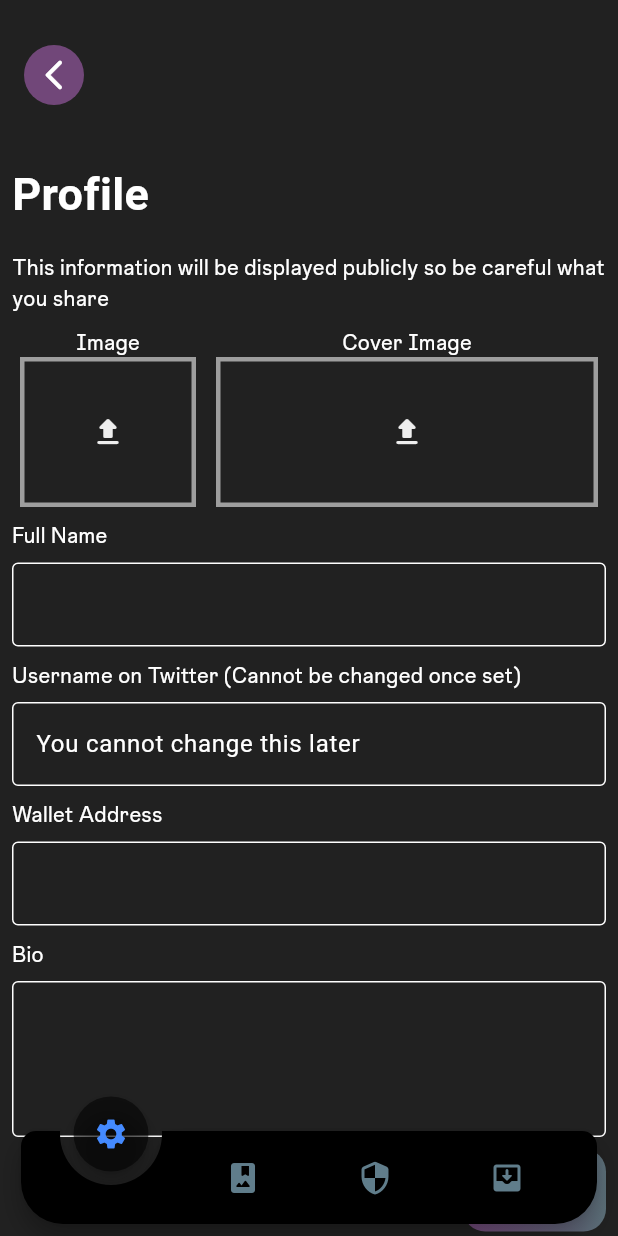
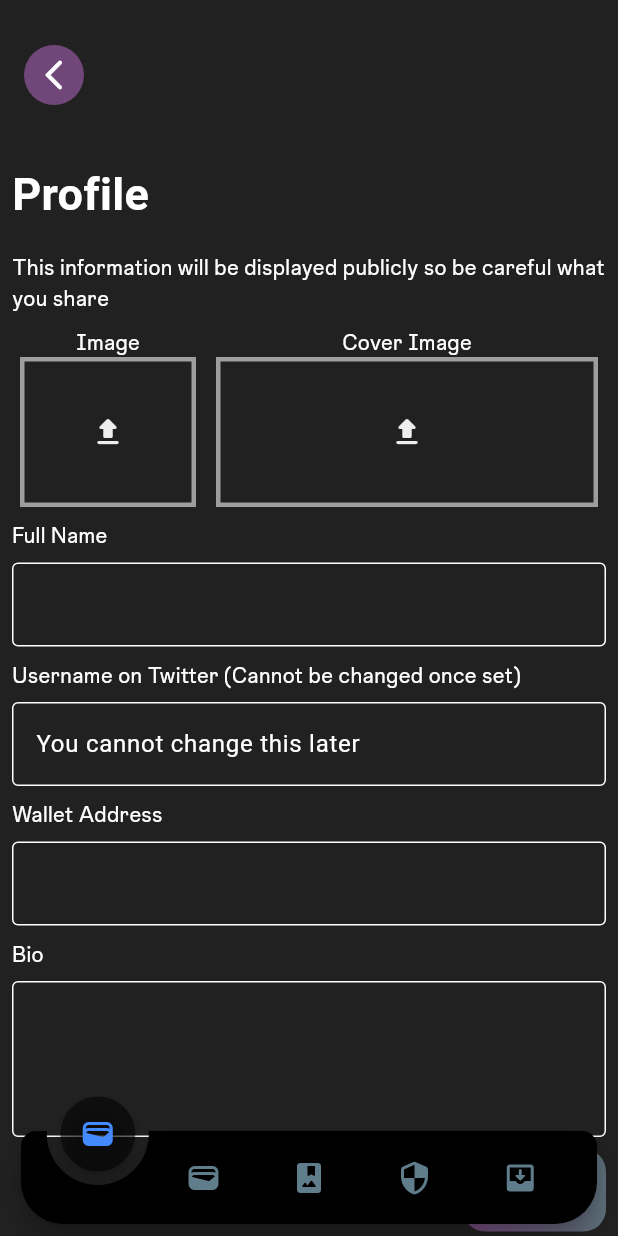
Before and after one commit to DevionStudios/D2D, a Flutter app: the bottomNavBar2 screen opened directly, on a phone screen of 412 x 824 dp. Run offline on Flutter 3.47's test engine with Material 2 defaults, Android fonts, the phone set to English and light mode, and no system bars; drawn by our look-alikes of animated_notch_bottom_bar; our stand-ins replace badges, flutter_chat_bubble, flutter_otp_text_field, flutter_secure_storage, fluttertoast, font_awesome_flutter and 8 more; missing offline and left inert: chat_gpt_sdk, circular_reveal_animation, flutter_carousel_slider, flutter_ipfs, flutter_secure_storage_web, swipeable_card_stack and 2 more; accounts and stored records are empty; network calls fail; project files that could hold a hidden picture were left out.

Commit message:
Fixed UI

```diff
--- a/foxxi/lib/components/entry_point2.dart
+++ b/foxxi/lib/components/entry_point2.dart
@@ -1,6 +1,8 @@
 import 'package:animated_notch_bottom_bar/animated_notch_bottom_bar/animated_notch_bottom_bar.dart';
 import 'package:flutter/material.dart';
+import 'package:foxxi/components/donateButton.dart';
 import 'package:foxxi/screens/mint_NFT.dart';
+import 'package:foxxi/screens/wallet_screen.dart';
 // import 'package:flutter_svg/flutter_svg.dart';
 import 'package:provider/provider.dart';
 import '../providers/theme_provider.dart';
@@ -18,11 +20,12 @@ class bottomNavBar2 extends StatefulWidget {
 class _bottomNavBar2State extends State<bottomNavBar2> {
   final _pageController = PageController(initialPage: 0);
 
-  int maxCount = 4;
+  int maxCount = 5;
 
   /// widget list
   final List<Widget> bottomBarPages = [
     ProfileSettings(),
+    WalletWeb(),
     mintNFT(),
     SecuritySettingScreen(),
     TweetMigrationScreen(),
@@ -64,6 +67,16 @@ class _bottomNavBar2State extends State<bottomNavBar2> {
                 const BottomBarItem(
                   inActiveItem: Icon(
                     Icons.settings,
+                    color: Colors.blueGrey,
+                  ),
+                  activeItem: Icon(
+                    Icons.wallet,
+                    color: Colors.blueAccent,
+                  ),
+                ),
+                  const BottomBarItem(
+                  inActiveItem: Icon(
+                    Icons.wallet,
                     color: Colors.blueGrey,
                   ),
                   activeItem: Icon(
--- a/foxxi/lib/screens/profile_screen.dart
+++ b/foxxi/lib/screens/profile_screen.dart
@@ -434,9 +434,9 @@ class _ProfileWidgetState extends State<ProfileWidget>
                                               children: [
                                                 Text(
                                                   widget.isMe
-                                                      ? userProvider.username
-                                                      : widget.user.username
-                                                          .toString(),
+                                                      ? '@${userProvider.username}'
+                                                      : '@${widget.user.username
+                                                          .toString()}',
                                                 ),
                                               ],
                                             ),
--- a/foxxi/lib/widgets/comment_card.dart
+++ b/foxxi/lib/widgets/comment_card.dart
@@ -53,17 +53,17 @@ class CommentCard extends StatelessWidget {
                             style: TextStyle(
                               fontWeight: FontWeight.bold,
                               color:
-                                  isDark ? Colors.grey : Colors.grey.shade300,
+                                  isDark ? Colors.grey.shade400 : Colors.grey.shade300,
                             )),
                         Padding(
                           padding: const EdgeInsets.only(top: 4),
                           child: Text(
                             // DateFormat.yMMMd().format(
                             //   snap.data()['datePublished'].toDate(),
-                            comment!.author.username.toString(),
+                            '@${comment!.author.username.toString()}',
                             style: TextStyle(
                               color:
-                                  isDark ? Colors.grey : Colors.grey.shade300,
+                                  isDark ? Colors.grey.shade500 : Colors.grey.shade400,
                               fontSize: 12,
                               fontWeight: FontWeight.w400,
                             ),
```
Also changed, not shown: foxxi/lib/components/donateButton.dart (+5 -18 lines).
